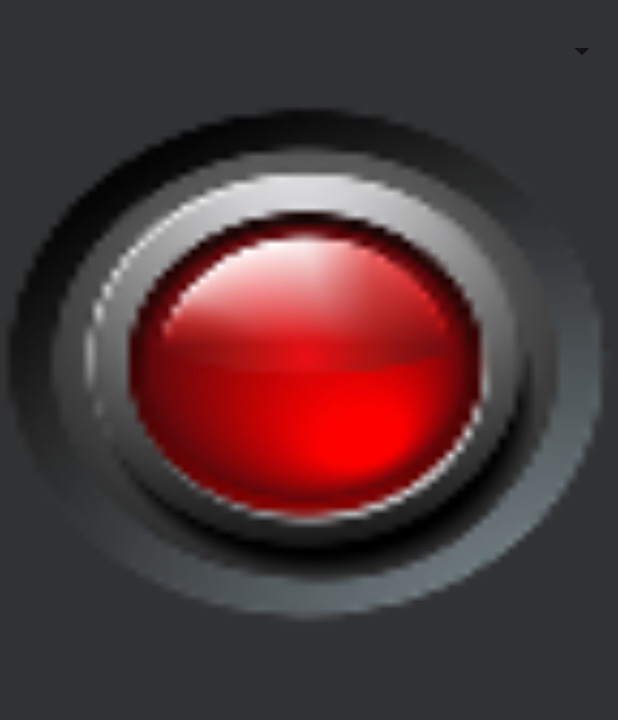
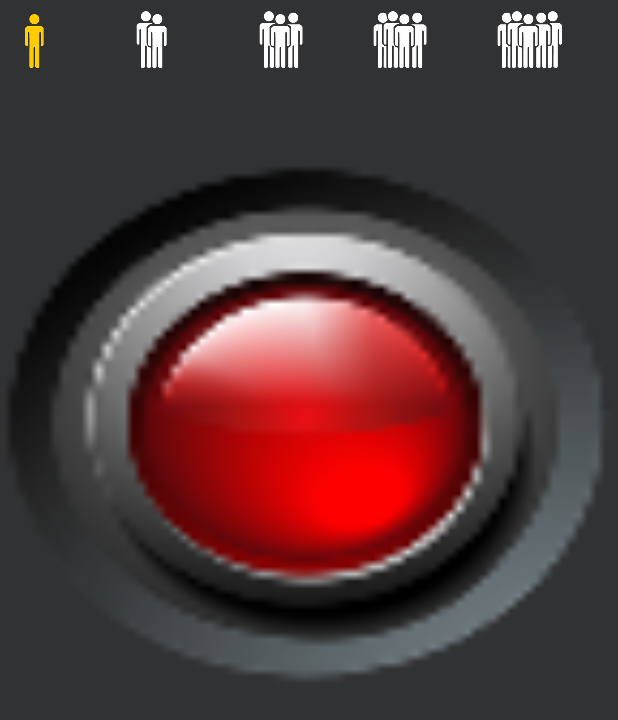
Before and after one commit to jamoyer/FeedMe, an Android app: the layout activity_feed_me_button.xml on its own in the app's theme, with its tools: preview values and no code run, on a phone screen of 412 x 824 dp. Shown: the top 720 px of the screen. Run offline under Robolectric (Android 15) with nearby library versions, the phone set to English and light mode, and no system bars.

Commit message:
FeedMe UI 1.0!

```diff
--- a/app/src/main/java/rainmanproductions/feedme/controllers/FeedMeButtonActivity.java
+++ b/app/src/main/java/rainmanproductions/feedme/controllers/FeedMeButtonActivity.java
@@ -12,10 +12,8 @@ import android.util.Log;
 import android.view.Menu;
 import android.view.MenuItem;
 import android.view.View;
-import android.widget.AdapterView;
-import android.widget.ArrayAdapter;
 import android.widget.ImageButton;
-import android.widget.Spinner;
+import android.widget.RadioButton;
 import android.widget.Toast;
 
 import rainmanproductions.feedme.R;
@@ -49,34 +47,53 @@ public class FeedMeButtonActivity extends AppCompatActivity
             Log.e(LOG_PREFIX, "Insufficient Permissions to add gps listener: " + e.getMessage());
         }
 
-        createNumberOfPeopleSpinner();
         createRandomOrderButton();
         OrderPreferencesActivity.setDefaultPreferencesIfNull();
+        UserInformationAccessor.getInstance().putInfo(InfoType.PARTY_SIZE, 1 + "");
     }
 
-    private void createNumberOfPeopleSpinner()
+    public void partySizeButtonClicked(final View view)
     {
+        // Is the button now checked?
+        boolean checked = ((RadioButton) view).isChecked();
 
-        Spinner partySizeSpinner = (Spinner) findViewById(R.id.mainActivityPartySizeSpinner);
-        Integer[] partySizeOptions = {1, 2, 3, 4, 5};
-        ArrayAdapter<Integer> arrayAdapter = new ArrayAdapter<>(this, android.R.layout.simple_spinner_item, partySizeOptions);
-        arrayAdapter.setDropDownViewResource(android.R.layout.simple_spinner_dropdown_item);
-        partySizeSpinner.setAdapter(arrayAdapter);
-        partySizeSpinner.setOnItemSelectedListener(new AdapterView.OnItemSelectedListener()
+        // Check which radio button was clicked
+        int partySize = 1;
+        switch (view.getId())
         {
-            @Override
-            public void onItemSelected(AdapterView<?> parent, View view, int position, long id)
-            {
-                Integer partySize = (Integer) parent.getItemAtPosition(position);
-                Log.i(LOG_PREFIX, "Number of people selected: " + partySize);
-                UserInformationAccessor.getInstance().putInfo(InfoType.PARTY_SIZE, partySize + "");
-            }
-
-            @Override
-            public void onNothingSelected(AdapterView<?> parent)
-            {
-            }
-        });
+            case R.id.partySize5:
+                if (checked)
+                {
+                    partySize = 5;
+                    break;
+                }
+            case R.id.partySize4:
+                if (checked)
+                {
+                    partySize = 4;
+                }
+                break;
+            case R.id.partySize3:
+                if (checked)
+                {
+                    partySize = 3;
+                }
+                break;
+            case R.id.partySize2:
+                if (checked)
+                {
+                    partySize = 2;
+                }
+                break;
+            default:
+                if (checked)
+                {
+                    partySize = 1;
+                }
+                break;
+        }
+        Log.i(LOG_PREFIX, "Number of people selected: " + partySize);
+        UserInformationAccessor.getInstance().putInfo(InfoType.PARTY_SIZE, partySize + "");
     }
 
 
--- /dev/null
+++ b/app/src/main/res/drawable/party1_btn.xml
@@ -0,0 +1,5 @@
+<?xml version="1.0" encoding="utf-8"?>
+<selector xmlns:android="http://schemas.android.com/apk/res/android">
+    <item android:drawable="@drawable/party1_yel" android:state_checked="true"/>
+    <item android:drawable="@drawable/party1_whi" android:state_checked="false"/>
+</selector>
--- /dev/null
+++ b/app/src/main/res/drawable/party2_btn.xml
@@ -0,0 +1,5 @@
+<?xml version="1.0" encoding="utf-8"?>
+<selector xmlns:android="http://schemas.android.com/apk/res/android">
+    <item android:drawable="@drawable/party2_yel" android:state_checked="true"/>
+    <item android:drawable="@drawable/party2_whi" android:state_checked="false"/>
+</selector>
--- /dev/null
+++ b/app/src/main/res/drawable/party3_btn.xml
@@ -0,0 +1,5 @@
+<?xml version="1.0" encoding="utf-8"?>
+<selector xmlns:android="http://schemas.android.com/apk/res/android">
+    <item android:drawable="@drawable/party3_yel" android:state_checked="true"/>
+    <item android:drawable="@drawable/party3_whi" android:state_checked="false"/>
+</selector>
--- /dev/null
+++ b/app/src/main/res/drawable/party4_btn.xml
@@ -0,0 +1,5 @@
+<?xml version="1.0" encoding="utf-8"?>
+<selector xmlns:android="http://schemas.android.com/apk/res/android">
+    <item android:drawable="@drawable/party4_yel" android:state_checked="true"/>
+    <item android:drawable="@drawable/party4_whi" android:state_checked="false"/>
+</selector>
--- /dev/null
+++ b/app/src/main/res/drawable/party5_btn.xml
@@ -0,0 +1,5 @@
+<?xml version="1.0" encoding="utf-8"?>
+<selector xmlns:android="http://schemas.android.com/apk/res/android">
+    <item android:drawable="@drawable/party5_yel" android:state_checked="true"/>
+    <item android:drawable="@drawable/party5_whi" android:state_checked="false"/>
+</selector>
--- a/app/src/main/res/layout/activity_feed_me_button.xml
+++ b/app/src/main/res/layout/activity_feed_me_button.xml
@@ -8,29 +8,75 @@
     android:scrollbars="vertical"
     tools:context="rainmanproductions.feedme.controllers.FeedMeButtonActivity">
 
-    <LinearLayout
+    <RelativeLayout
         android:layout_width="match_parent"
         android:layout_height="wrap_content"
         android:background="#313234"
         android:orientation="vertical"
         android:weightSum="1">
 
-        <Spinner
-            android:id="@+id/mainActivityPartySizeSpinner"
+        <RadioGroup
+            android:id="@+id/partySizeGroup"
             android:layout_width="match_parent"
             android:layout_height="wrap_content"
-            android:paddingBottom="68dip"
-            android:paddingLeft="98dip"
-            android:textColor="#FFFFFF"/>
+            android:background="#313234"
+            android:orientation="horizontal">
+
+            <RadioButton
+                android:id="@+id/partySize1"
+                android:layout_width="0dp"
+                android:layout_height="wrap_content"
+                android:layout_weight="1"
+                android:button="@drawable/party1_btn"
+                android:checked="true"
+                android:onClick="partySizeButtonClicked"/>
+
+            <RadioButton
+                android:id="@+id/partySize2"
+                android:layout_width="0dp"
+                android:layout_height="wrap_content"
+                android:layout_weight="1"
+                android:button="@drawable/party2_btn"
+                android:checked="false"
+                android:onClick="partySizeButtonClicked"/>
+
+            <RadioButton
+                android:id="@+id/partySize3"
+                android:layout_width="0dp"
+                android:layout_height="wrap_content"
+                android:layout_weight="1"
+                android:button="@drawable/party3_btn"
+                android:checked="false"
+                android:onClick="partySizeButtonClicked"/>
+
+            <RadioButton
+                android:id="@+id/partySize4"
+                android:layout_width="0dp"
+                android:layout_height="wrap_content"
+                android:layout_weight="1"
+                android:button="@drawable/party4_btn"
+                android:checked="false"
+                android:onClick="partySizeButtonClicked"/>
+
+            <RadioButton
+                android:id="@+id/partySize5"
+                android:layout_width="0dp"
+                android:layout_height="wrap_content"
+                android:layout_weight="1"
+                android:button="@drawable/party5_btn"
+                android:checked="false"
+                android:onClick="partySizeButtonClicked"/>
+        </RadioGroup>
 
         <ImageButton
             android:id="@+id/mainActivityRandomOrderBtn"
             android:layout_width="match_parent"
             android:layout_height="350dp"
-            android:layout_marginBottom="30dp"
             android:background="@drawable/launch_button"
-            tools:ignore="ContentDescription"/>
-
-    </LinearLayout>
-
+            tools:ignore="ContentDescription"
+            android:layout_below="@+id/partySizeGroup"
+            android:layout_alignParentLeft="true"
+            android:layout_alignParentStart="true"
+            android:layout_marginTop="60dp"/>
+    </RelativeLayout>
 </ScrollView>
```
